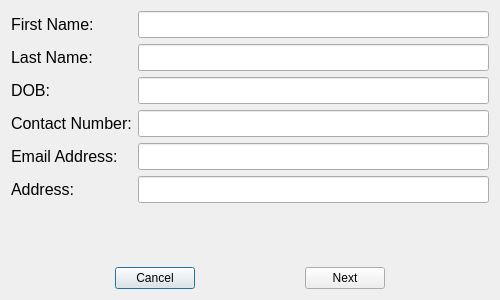
Above: newUserForm.ui from mdsakilkhan/CSC32200-Project before the change. Below: the same form after it.
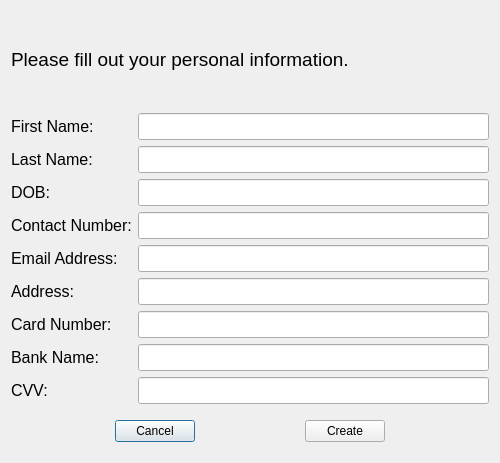
That is the form after the change.

Commit message: added logic to NewUserForm class and more inputs in new user form

```diff
--- a/newUserForm.ui
+++ b/newUserForm.ui
@@ -7,7 +7,7 @@
     <x>0</x>
     <y>0</y>
     <width>500</width>
-    <height>300</height>
+    <height>463</height>
    </rect>
   </property>
   <property name="sizePolicy">
@@ -24,8 +24,8 @@
   </property>
   <property name="maximumSize">
    <size>
-    <width>500</width>
-    <height>300</height>
+    <width>1000000</width>
+    <height>1000000</height>
    </size>
   </property>
   <property name="windowTitle">
@@ -38,6 +38,18 @@
    <enum>Qt::LeftToRight</enum>
   </property>
   <layout class="QVBoxLayout" name="verticalLayout">
+   <item>
+    <widget class="QLabel" name="label_7">
+     <property name="font">
+      <font>
+       <pointsize>14</pointsize>
+      </font>
+     </property>
+     <property name="text">
+      <string>Please fill out your personal information.</string>
+     </property>
+    </widget>
+   </item>
    <item>
     <layout class="QFormLayout" name="formLayout">
      <item row="0" column="0">
@@ -166,10 +178,79 @@
        </property>
       </widget>
      </item>
+     <item row="6" column="0">
+      <widget class="QLabel" name="label_9">
+       <property name="font">
+        <font>
+         <pointsize>12</pointsize>
+        </font>
+       </property>
+       <property name="text">
+        <string>Card Number:</string>
+       </property>
+      </widget>
+     </item>
+     <item row="7" column="0">
+      <widget class="QLabel" name="label_10">
+       <property name="font">
+        <font>
+         <pointsize>12</pointsize>
+        </font>
+       </property>
+       <property name="text">
+        <string>Bank Name:</string>
+       </property>
+      </widget>
+     </item>
+     <item row="8" column="0">
+      <widget class="QLabel" name="label_11">
+       <property name="font">
+        <font>
+         <pointsize>12</pointsize>
+        </font>
+       </property>
+       <property name="text">
+        <string>CVV:</string>
+       </property>
+      </widget>
+     </item>
+     <item row="6" column="1">
+      <widget class="QLineEdit" name="lineEdit_cardNumber">
+       <property name="font">
+        <font>
+         <pointsize>12</pointsize>
+        </font>
+       </property>
+      </widget>
+     </item>
+     <item row="7" column="1">
+      <widget class="QLineEdit" name="lineEdit_bankName">
+       <property name="font">
+        <font>
+         <pointsize>12</pointsize>
+        </font>
+       </property>
+      </widget>
+     </item>
+     <item row="8" column="1">
+      <widget class="QLineEdit" name="lineEdit_cvv">
+       <property name="font">
+        <font>
+         <pointsize>12</pointsize>
+        </font>
+       </property>
+      </widget>
+     </item>
     </layout>
    </item>
    <item>
     <layout class="QHBoxLayout" name="horizontalLayout">
+     <property name="topMargin">
+      <number>10</number>
+     </property>
+     <property name="bottomMargin">
+      <number>10</number>
+     </property>
      <item>
       <widget class="QPushButton" name="pButton_cancel">
        <property name="sizePolicy">
@@ -195,7 +276,16 @@
         <enum>Qt::RightToLeft</enum>
        </property>
        <property name="text">
-        <string>Next</string>
+        <string>Create</string>
+       </property>
+       <property name="autoDefault">
+        <bool>true</bool>
+       </property>
+       <property name="default">
+        <bool>false</bool>
+       </property>
+       <property name="flat">
+        <bool>false</bool>
        </property>
       </widget>
      </item>
```
Left out of the diff: 2 changed lines with no effect on the pictures. The commit also changes 1 other file.
